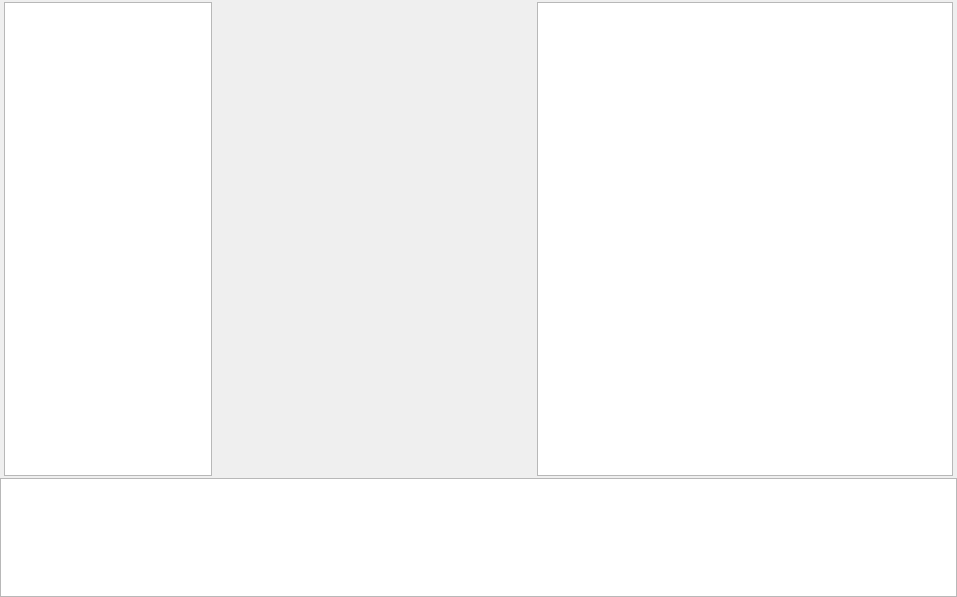
Before: the Qt Designer form DrillGIFActionSequenceEditor/Source/ActionSeqModule/statePart/p_StatePart.ui in DrillUp/DrillGIFActionSequenceEditor, drawn with Qt 5.
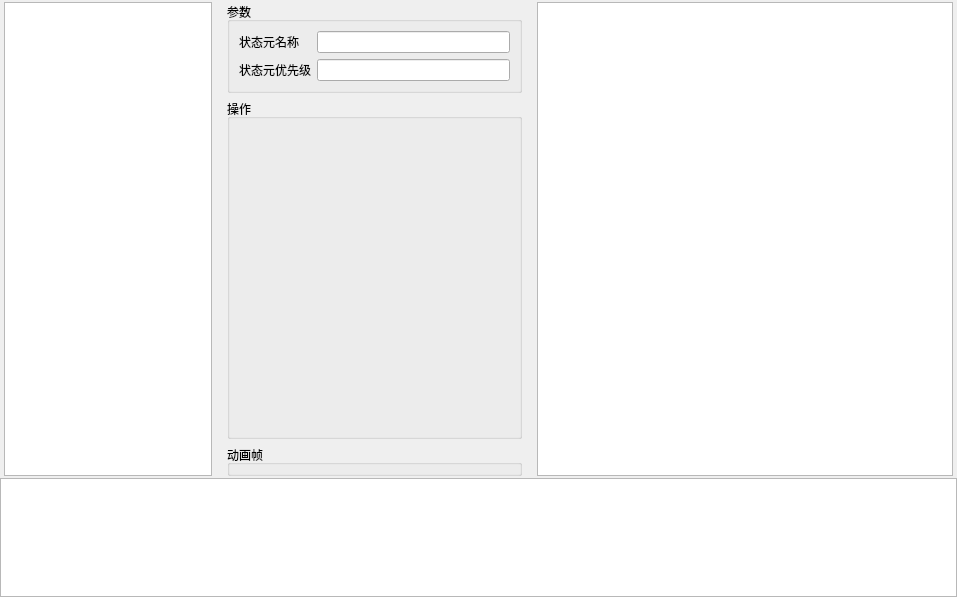
After: the same form once the commit is applied.

Commit message: 添加 动画帧播放器 工具。

Diff of the .ui file:
```diff
--- a/DrillGIFActionSequenceEditor/Source/ActionSeqModule/statePart/p_StatePart.ui
+++ b/DrillGIFActionSequenceEditor/Source/ActionSeqModule/statePart/p_StatePart.ui
@@ -63,7 +63,74 @@
           <widget class="QTableWidget" name="tableWidget"/>
          </item>
          <item>
-          <widget class="QWidget" name="widget_3" native="true"/>
+          <widget class="QWidget" name="widget_3" native="true">
+           <layout class="QVBoxLayout" name="verticalLayout_2">
+            <property name="topMargin">
+             <number>0</number>
+            </property>
+            <property name="bottomMargin">
+             <number>0</number>
+            </property>
+            <item>
+             <widget class="QGroupBox" name="groupBox">
+              <property name="title">
+               <string>参数</string>
+              </property>
+              <layout class="QGridLayout" name="gridLayout" columnstretch="1,3">
+               <item row="0" column="1">
+                <widget class="QLineEdit" name="lineEdit_name"/>
+               </item>
+               <item row="0" column="0">
+                <widget class="QLabel" name="label_2">
+                 <property name="text">
+                  <string>状态元名称</string>
+                 </property>
+                </widget>
+               </item>
+               <item row="1" column="1">
+                <widget class="QLineEdit" name="lineEdit_2"/>
+               </item>
+               <item row="1" column="0">
+                <widget class="QLabel" name="label_3">
+                 <property name="text">
+                  <string>状态元优先级</string>
+                 </property>
+                </widget>
+               </item>
+              </layout>
+             </widget>
+            </item>
+            <item>
+             <widget class="QGroupBox" name="groupBox_2">
+              <property name="title">
+               <string>操作</string>
+              </property>
+              <layout class="QVBoxLayout" name="verticalLayout_3">
+               <item>
+                <spacer name="verticalSpacer">
+                 <property name="orientation">
+                  <enum>Qt::Vertical</enum>
+                 </property>
+                 <property name="sizeHint" stdset="0">
+                  <size>
+                   <width>20</width>
+                   <height>337</height>
+                  </size>
+                 </property>
+                </spacer>
+               </item>
+              </layout>
+             </widget>
+            </item>
+            <item>
+             <widget class="QGroupBox" name="groupBox_animPlayer">
+              <property name="title">
+               <string>动画帧</string>
+              </property>
+             </widget>
+            </item>
+           </layout>
+          </widget>
          </item>
          <item>
           <widget class="QGraphicsView" name="graphicsView"/>
```
The commit also changes 27 other files.
